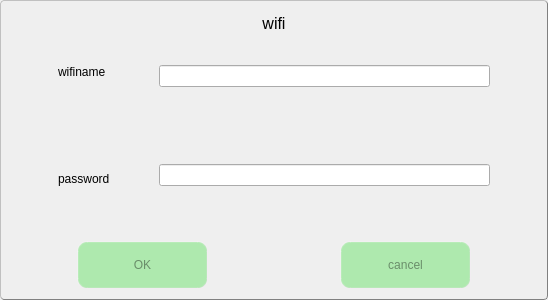
First picture: the form in wificondialog.ui, repository jizizihe/baijie_demo, before the edit.
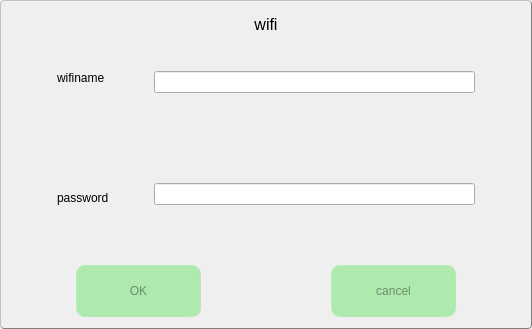
Second picture: the form after the edit. Icons and pictures are not drawn.

Diff of the .ui file:
```diff
--- a/wificondialog.ui
+++ b/wificondialog.ui
@@ -6,8 +6,8 @@
    <rect>
     <x>0</x>
     <y>0</y>
-    <width>548</width>
-    <height>300</height>
+    <width>532</width>
+    <height>329</height>
    </rect>
   </property>
   <property name="windowTitle">
@@ -101,8 +101,8 @@
        </property>
        <property name="sizeHint" stdset="0">
         <size>
-         <width>40</width>
-         <height>20</height>
+         <width>22</width>
+         <height>107</height>
         </size>
        </property>
       </spacer>
@@ -174,8 +174,8 @@
        </property>
        <property name="sizeHint" stdset="0">
         <size>
-         <width>40</width>
-         <height>20</height>
+         <width>22</width>
+         <height>107</height>
         </size>
        </property>
       </spacer>
```
Left out of the diff: 182 changed lines with no effect on the pictures.
